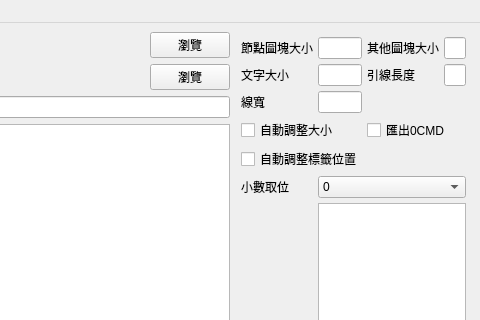
This is ui.ui in lihsin2000/epa2hydchart as Qt 5 draws it before an edit; both pictures show x 320 to 800 and y 0 to 320 of the 800 by 600 pixel window. The edited form follows.
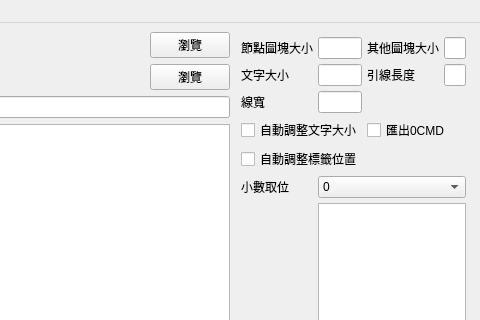
This is the edited form. Icons and pictures are not drawn.

Diff of the .ui file:
```diff
--- a/ui.ui
+++ b/ui.ui
@@ -191,7 +191,7 @@
         <item row="3" column="0" colspan="2">
          <widget class="QCheckBox" name="chk_autoSize">
           <property name="text">
-           <string>自動調整大小</string>
+           <string>自動調整文字大小</string>
           </property>
          </widget>
         </item>
```
